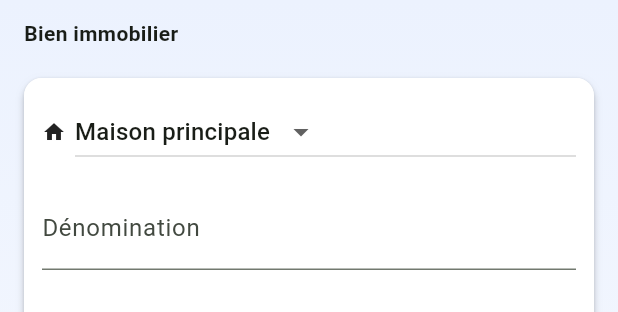
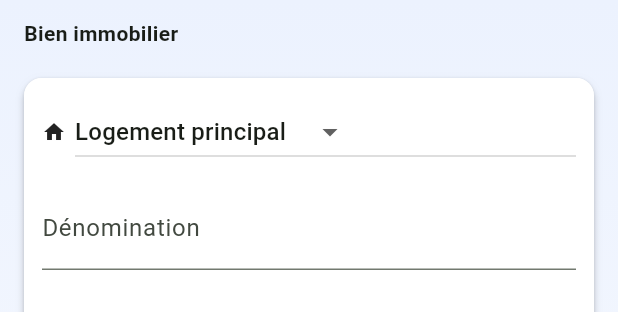
Before and after one commit to sebmenoury/biocarbon-api, a Flutter app: the BienDeclarationScreen widget shown alone on an empty page, opened directly, on a phone screen of 412 x 824 dp. Shown: the top 312 px of the screen. Run offline on Flutter 3.47's test engine with Material 3 defaults, Android fonts, the phone set to English and light mode, and no system bars; our stand-ins replace fl_chart; network calls fail.

```diff
--- a/lib/screens/declaration/bien_immobilier/bien_declaration_screen.dart
+++ b/lib/screens/declaration/bien_immobilier/bien_declaration_screen.dart
@@ -10,7 +10,7 @@ class BienDeclarationScreen extends StatefulWidget {
 }
 
 class _BienDeclarationScreenState extends State<BienDeclarationScreen> {
-  String typeBien = 'Maison principale';
+  String typeBien = 'Logement principal';
   String denomination = '';
   String adresse = '';
   bool inclureDansBilan = true;
@@ -45,10 +45,10 @@ class _BienDeclarationScreenState extends State<BienDeclarationScreen> {
                   Expanded(
                     child: DropdownButton<String>(
                       value: typeBien,
-                      onChanged: (val) => setState(() => typeBien = val ?? 'Maison principale'),
+                      onChanged: (val) => setState(() => typeBien = val ?? 'Logement principal'),
                       items: const [
-                        DropdownMenuItem(value: 'Maison principale', child: Text('Maison principale')),
-                        DropdownMenuItem(value: 'Maison secondaire', child: Text('Maison secondaire')),
+                        DropdownMenuItem(value: 'Logement principal', child: Text('Logement principal')),
+                        DropdownMenuItem(value: 'Logement secondaire', child: Text('Logement secondaire')),
                       ],
                     ),
                   ),
--- a/lib/screens/declaration/bien_immobilier/bien_immobilier.dart
+++ b/lib/screens/declaration/bien_immobilier/bien_immobilier.dart
@@ -2,7 +2,7 @@ import '../eqt_bien_immobilier/poste_bien_immobilier.dart';
 
 class BienImmobilier {
   final String? idBien;
-  String typeBien; // "Maison principale", "Maison secondaire", "Appartement locatif"
+  String typeBien; // "Logement principal", "Logement secondair", "Bien locatif"
   String nomLogement;
   String? adresse;
   bool inclureDansBilan;
@@ -11,7 +11,7 @@ class BienImmobilier {
 
   BienImmobilier({
     this.idBien,
-    this.typeBien = "Maison principale",
+    this.typeBien = "Logement principal",
     this.nomLogement = "Mon logement",
     this.adresse,
     this.inclureDansBilan = true,
--- a/lib/screens/declaration/bien_immobilier/bien_list_screen.dart
+++ b/lib/screens/declaration/bien_immobilier/bien_list_screen.dart
@@ -90,7 +90,6 @@ class _BienListScreenState extends State<BienListScreen> {
 
                     return CustomCard(
                       padding: const EdgeInsets.all(12),
-                      // margin: const EdgeInsets.only(bottom: 12),
                       child: Column(
                         crossAxisAlignment: CrossAxisAlignment.start,
                         children: [
@@ -99,16 +98,14 @@ class _BienListScreenState extends State<BienListScreen> {
                               const Icon(Icons.home, size: 16, color: Colors.teal),
                               const SizedBox(width: 6),
                               Text(type, style: const TextStyle(fontWeight: FontWeight.bold, fontSize: 12)),
-                              const SizedBox(width: 4),
+                              const Spacer(),
                               const Icon(Icons.chevron_right, size: 14),
                             ],
                           ),
-
                           const Divider(height: 8),
                           Text("Dénomination : $denom", style: const TextStyle(fontSize: 12)),
-                          if (adresse.isNotEmpty) Text("Adresse : $adresse", style: const TextStyle(fontSize: 12)),
                           Text("Adresse : $adresse", style: const TextStyle(fontSize: 12)),
-                          Text("Nombre financeurs : $nbProp", style: const TextStyle(fontSize: 12)),
+                          Text("Nombre propriétaires : $nbProp", style: const TextStyle(fontSize: 12)),
                           if (inclure)
                             const Text(
                               "Inclus dans le bilan",
--- a/lib/screens/declaration/bien_immobilier/dialogs_type_bien.dart
+++ b/lib/screens/declaration/bien_immobilier/dialogs_type_bien.dart
@@ -11,7 +11,7 @@ void showChoixTypeBienDialog(BuildContext context, void Function(String) onSelec
         content: Column(
           mainAxisSize: MainAxisSize.min,
           children: [
-            for (var type in ["Maison Principale", "Maison Secondaire", "Bien locatif"])
+            for (var type in ["Logement Principal", "Logement Secondaire", "Bien locatif"])
               ListTile(
                 title: Text(
                   type,
--- a/lib/screens/declaration/eqt_bien_immobilier/construction_screen.dart
+++ b/lib/screens/declaration/eqt_bien_immobilier/construction_screen.dart
@@ -188,7 +188,7 @@ class _ConstructionScreenState extends State<ConstructionScreen> {
                     DropdownButtonFormField<String>(
                       value: facteursEmission.keys.contains(poste.nomEquipement) ? poste.nomEquipement : null,
                       decoration: const InputDecoration(
-                        labelText: "Type de maison/appartement",
+                        labelText: "Type de logement",
                         labelStyle: TextStyle(fontSize: 10),
                         isDense: true,
                         contentPadding: EdgeInsets.symmetric(vertical: 4, horizontal: 8),
--- a/lib/screens/declaration/poste_list_screen.dart
+++ b/lib/screens/declaration/poste_list_screen.dart
@@ -82,7 +82,7 @@ class _PosteListScreenState extends State<PosteListScreen> {
 
     final nouveauBien = BienImmobilier(
       idBien: idBien,
-      typeBien: 'Maison principale',
+      typeBien: 'Logement principal',
       nomLogement: '',
       adresse: '',
       inclureDansBilan: true,
```
